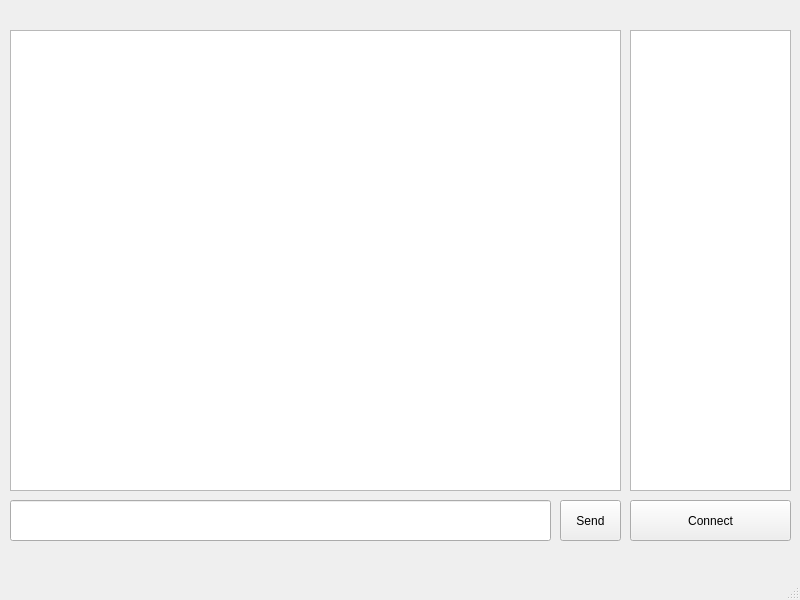
Before: the Qt Designer form Client/ChatiKClient/mainwindow.ui in ED-Daniel/chatik, drawn with Qt 5.
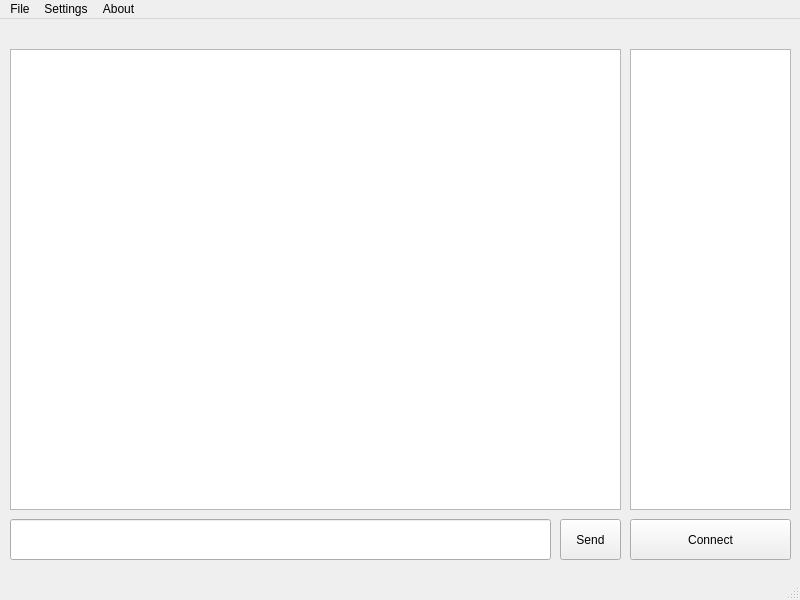
After: the same form once the commit is applied.

```diff
--- a/Client/ChatiKClient/mainwindow.ui
+++ b/Client/ChatiKClient/mainwindow.ui
@@ -80,6 +80,39 @@
      <height>22</height>
     </rect>
    </property>
+   <widget class="QMenu" name="menuFile">
+    <property name="title">
+     <string>File</string>
+    </property>
+    <addaction name="actionConnect"/>
+    <addaction name="actionDisconnect"/>
+    <addaction name="actionSave_History"/>
+    <addaction name="actionExit"/>
+   </widget>
+   <widget class="QMenu" name="menuSettings">
+    <property name="title">
+     <string>Settings</string>
+    </property>
+    <widget class="QMenu" name="menuStatus">
+     <property name="title">
+      <string>Status</string>
+     </property>
+     <addaction name="actionOnline"/>
+     <addaction name="actionAway"/>
+     <addaction name="actionDo_Not_Disturb"/>
+    </widget>
+    <addaction name="actionServer"/>
+    <addaction name="actionUsername"/>
+    <addaction name="menuStatus"/>
+   </widget>
+   <widget class="QMenu" name="menuAbout">
+    <property name="title">
+     <string>About</string>
+    </property>
+   </widget>
+   <addaction name="menuFile"/>
+   <addaction name="menuSettings"/>
+   <addaction name="menuAbout"/>
   </widget>
   <widget class="QStatusBar" name="statusbar"/>
  </widget>
```
Left out of the diff: 45 changed lines with no effect on the pictures.
